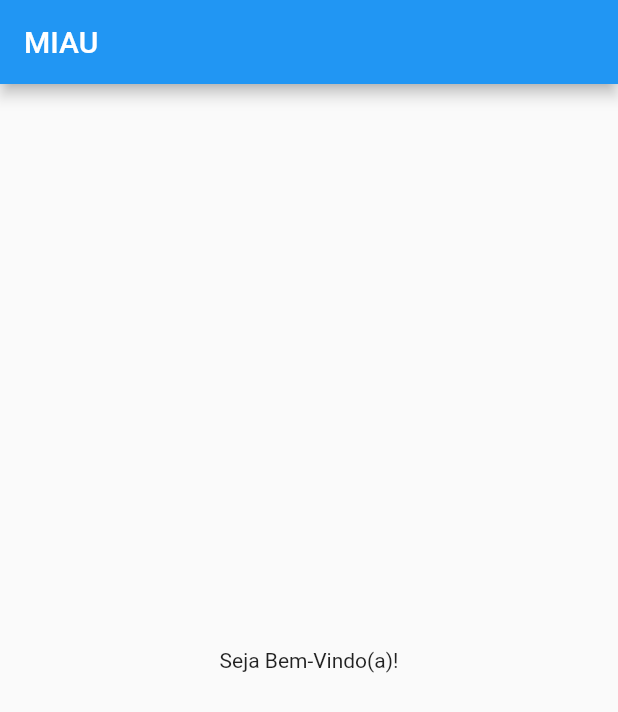
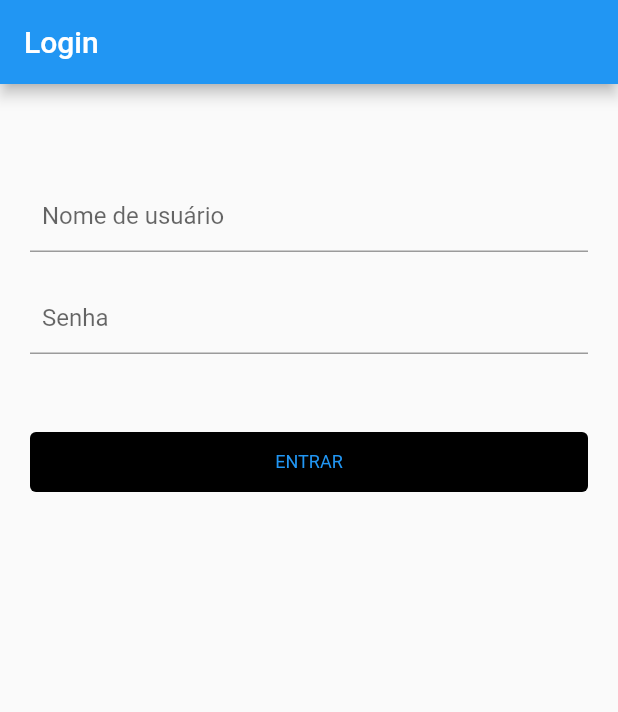
Before and after one commit to mjsil/meau_app, a Flutter app: the screen it shows after launch, on a phone screen of 412 x 824 dp. Shown: the top 712 px of the screen. Run offline on Flutter 3.47's test engine with Material 2 defaults, Android fonts, the phone set to English and light mode, and no system bars.

Commit message:
feat: login screen implementation

```diff
--- a/lib/main.dart
+++ b/lib/main.dart
@@ -9,21 +9,66 @@ class MyApp extends StatelessWidget {
 
   @override
   Widget build(BuildContext context) {
-    return const MaterialApp(title: 'Flutter Demo', home: HomeScreen());
+    return const MaterialApp(title: 'Flutter Demo', home: LoginScreen());
   }
 }
 
-class HomeScreen extends StatelessWidget {
-  const HomeScreen({super.key});
+class LoginScreen extends StatelessWidget {
+  const LoginScreen({super.key});
 
   @override
   Widget build(BuildContext context) {
     return Scaffold(
       appBar: AppBar(
-        title: const Text('MIAU'),
+        title: const Text('Login'),
       ),
-      body: const Center(
-        child: Text('Seja Bem-Vindo(a)!'),
+      body: Container(
+        padding: const EdgeInsets.only(
+          top: 64,
+          left: 20,
+          right: 20,
+        ),
+        child: ListView(
+          children: <Widget>[
+            TextFormField(
+              keyboardType: TextInputType.text,
+              decoration: const InputDecoration(
+                  hintText: "Nome de usuário",
+                  contentPadding: EdgeInsets.all(8),
+                  labelStyle: TextStyle(
+                    color: Colors.black,
+                    fontSize: 14,
+                  )),
+            ),
+            const SizedBox(height: 20),
+            TextFormField(
+              keyboardType: TextInputType.text,
+              obscureText: true,
+              decoration: const InputDecoration(
+                  hintText: "Senha",
+                  contentPadding: EdgeInsets.all(8),
+                  labelStyle: TextStyle(
+                    color: Colors.black,
+                    fontSize: 14,
+                  )),
+            ),
+            const SizedBox(height: 52),
+            SizedBox(
+              width: 232,
+              height: 40,
+              child: TextButton(
+                style: TextButton.styleFrom(
+                  backgroundColor: Colors.black,
+                  textStyle: const TextStyle(
+                    fontSize: 12,
+                  ),
+                ),
+                onPressed: () => {},
+                child: const Text("ENTRAR"),
+              ),
+            ),
+          ],
+        ),
       ),
     );
   }
```
